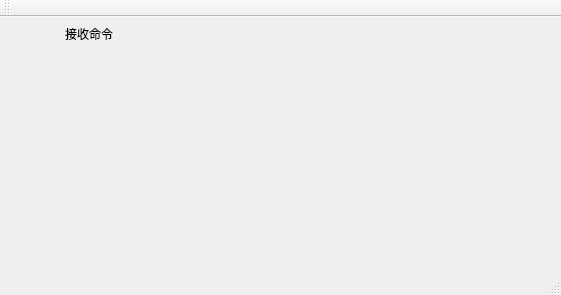
Above: execWinCmdServer2/mainwindow.ui from weilaidb/execCmd before the change. Below: the same form after it.
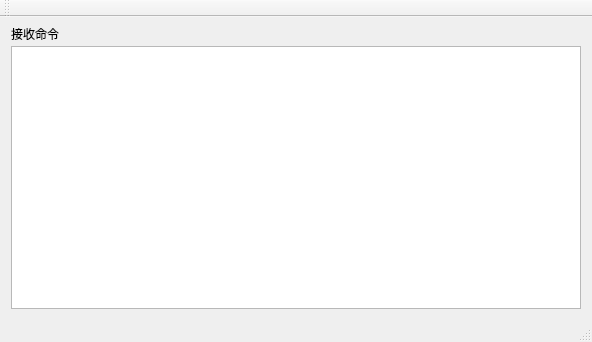
That is the form after the change.

Diff of the .ui file:
```diff
--- a/execWinCmdServer2/mainwindow.ui
+++ b/execWinCmdServer2/mainwindow.ui
@@ -6,8 +6,8 @@
    <rect>
     <x>0</x>
     <y>0</y>
-    <width>561</width>
-    <height>295</height>
+    <width>592</width>
+    <height>342</height>
    </rect>
   </property>
   <property name="windowTitle">
@@ -35,26 +35,7 @@
      </widget>
     </item>
     <item row="1" column="0">
-     <widget class="QLabel" name="label_receive">
-      <property name="minimumSize">
-       <size>
-        <width>431</width>
-        <height>191</height>
-       </size>
-      </property>
-      <property name="font">
-       <font>
-        <family>宋体</family>
-        <pointsize>12</pointsize>
-       </font>
-      </property>
-      <property name="text">
-       <string/>
-      </property>
-      <property name="wordWrap">
-       <bool>true</bool>
-      </property>
-     </widget>
+     <widget class="QTextEdit" name="textEdit_receive"/>
     </item>
    </layout>
   </widget>
```
Left out of the diff: 2 changed lines with no effect on the pictures.
